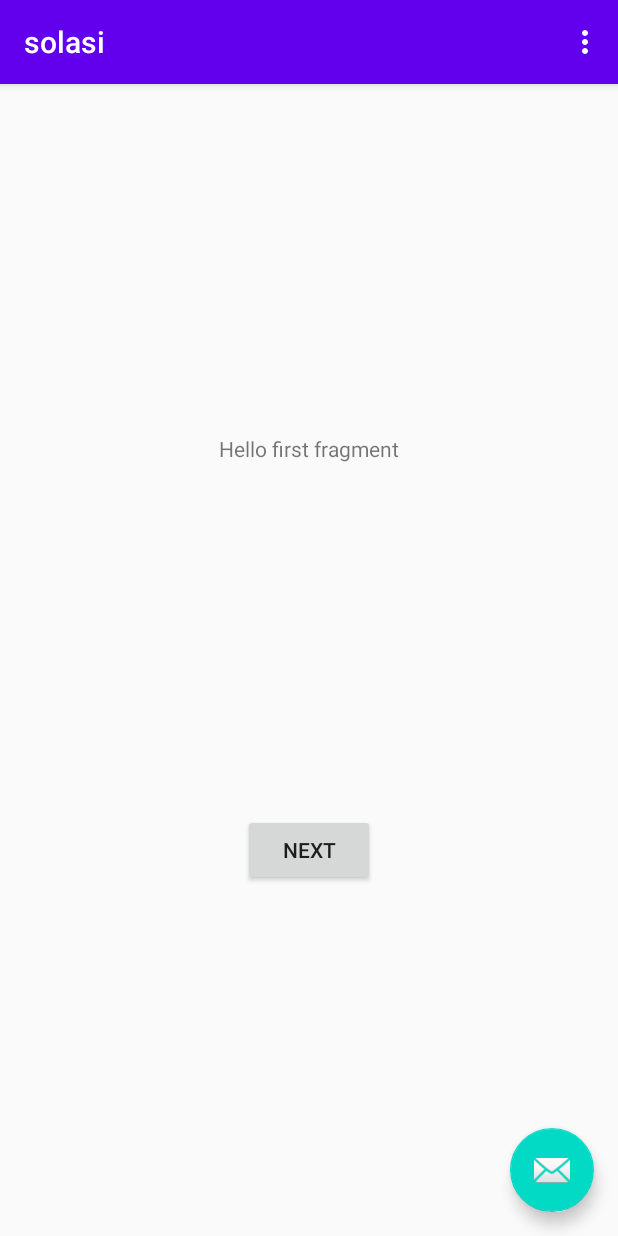
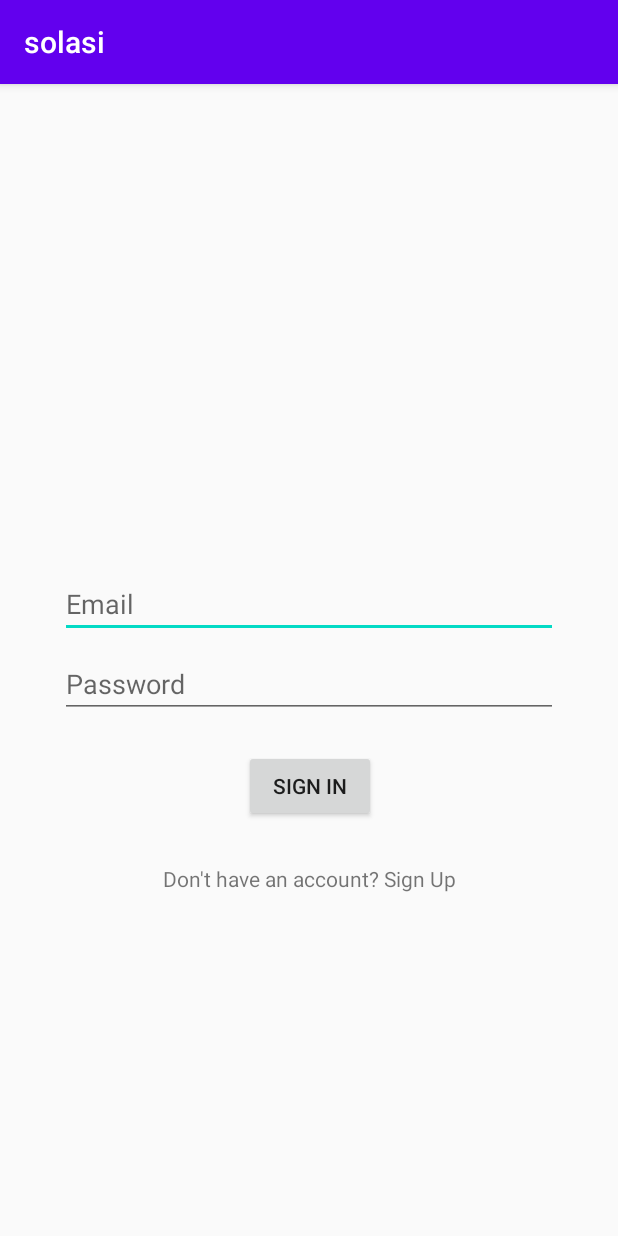
Before and after one commit to samuelmanalu/solasi, an Android app: the screen it shows after launch (MainActivity before the commit, AuthActivity after it), on a phone screen of 412 x 824 dp. Run offline under Robolectric (Android 15) with nearby library versions, the phone set to English and light mode, and no system bars; our stand-ins replace Firebase (no records; nobody signed in at launch, a user with empty details on screens opened directly).

Commit message:
Add sign in and sign up to SOLASI

```diff
--- a/app/build.gradle
+++ b/app/build.gradle
@@ -23,15 +23,19 @@ android {
     }
 }
 
+
 dependencies {
     implementation fileTree(dir: "libs", include: ["*.jar"])
     implementation platform('com.google.firebase:firebase-bom:25.12.0')
     implementation 'com.google.firebase:firebase-analytics'
+    implementation 'com.google.firebase:firebase-auth:19.4.0'
     implementation 'androidx.appcompat:appcompat:1.2.0'
     implementation 'com.google.android.material:material:1.2.1'
     implementation 'androidx.constraintlayout:constraintlayout:2.0.2'
     implementation 'androidx.navigation:navigation-fragment:2.3.0'
     implementation 'androidx.navigation:navigation-ui:2.3.0'
+    implementation 'androidx.annotation:annotation:1.1.0'
+    implementation 'androidx.lifecycle:lifecycle-extensions:2.2.0'
     testImplementation 'junit:junit:4.12'
     androidTestImplementation 'androidx.test.ext:junit:1.1.2'
     androidTestImplementation 'androidx.test.espresso:espresso-core:3.3.0'
--- /dev/null
+++ b/app/src/main/java/id/ac/ui/cs/mobileprogramming/samuel/solasi/AuthActivity.java
@@ -0,0 +1,170 @@
+package id.ac.ui.cs.mobileprogramming.samuel.solasi;
+
+import androidx.annotation.NonNull;
+import androidx.appcompat.app.AppCompatActivity;
+
+import android.os.Bundle;
+import android.util.Log;
+import android.util.Patterns;
+import android.view.View;
+import android.widget.Button;
+import android.widget.EditText;
+import android.widget.ProgressBar;
+import android.widget.TextView;
+import android.widget.Toast;
+
+import com.google.android.gms.tasks.OnCompleteListener;
+import com.google.android.gms.tasks.Task;
+import com.google.firebase.auth.AuthResult;
+import com.google.firebase.auth.FirebaseAuth;
+import com.google.firebase.auth.FirebaseUser;
+
+public class AuthActivity extends AppCompatActivity {
+
+    private static final String TAG = "AuthActivity";
+
+    private EditText emailTextEdit, passwordTextEdit;
+
+    private ProgressBar progressBar;
+
+    private TextView isSignUpTv;
+
+    private Button signUpBv;
+
+    private FirebaseAuth mAuth;
+
+    private FirebaseUser user;
+
+    private boolean isSignUp = false;
+
+    private String signUpPromt, singInPromt, signInButtonText, signUpButtonText;
+
+    @Override
+    protected void onCreate(Bundle savedInstanceState) {
+        super.onCreate(savedInstanceState);
+        setContentView(R.layout.activity_auth);
+
+        // Declare placeholder
+        emailTextEdit = findViewById(R.id.email);
+        passwordTextEdit = findViewById(R.id.password);
+        progressBar = findViewById(R.id.loading);
+        signUpBv = findViewById(R.id.sign_up_bv);
+        isSignUpTv = findViewById(R.id.textPromp);
+
+        // Load String resources
+        signUpPromt = getString(R.string.sign_up_prompt);
+        singInPromt = getString(R.string.sign_in_prompt);
+        signInButtonText = getString(R.string.action_sign_in_short);
+        signUpButtonText = getString(R.string.action_sign_up_short);
+
+        // Update state for sign in or sign up
+        updateSignUpToggleState();
+
+        // Initiate Firebase Authentication
+        mAuth = FirebaseAuth.getInstance();
+    }
+
+    private void registerUser() {
+        String emailValue = emailTextEdit.getText().toString().trim();
+        String passwordValue = passwordTextEdit.getText().toString().trim();
+
+        if (emailValue.isEmpty()) {
+            emailTextEdit.setError("Email is required");
+            emailTextEdit.requestFocus();
+            return;
+        }
+
+        if (!Patterns.EMAIL_ADDRESS.matcher(emailValue).matches()) {
+            emailTextEdit.setError("Please input the correct email");
+            emailTextEdit.requestFocus();
+            return;
+        }
+
+        if (passwordValue.isEmpty()) {
+            passwordTextEdit.setError("Password is required");
+            passwordTextEdit.requestFocus();
+            return;
+        }
+
+        if (passwordValue.length() < 8) {
+            passwordTextEdit.setError("Minimum password length is 8 digit");
+            passwordTextEdit.requestFocus();
+            return;
+        }
+
+        progressBar.setVisibility(View.VISIBLE);
+
+        mAuth.createUserWithEmailAndPassword(emailValue, passwordValue).addOnCompleteListener(new OnCompleteListener<AuthResult>() {
+            @Override
+            public void onComplete(@NonNull Task<AuthResult> task) {
+                if (task.isSuccessful()) {
+                    progressBar.setVisibility(View.GONE);
+                    Log.w(TAG, "Sign up complete");
+                    Toast.makeText(getApplicationContext(), "User registration successfull", Toast.LENGTH_SHORT);
+                }
+            }
+        });
+    }
+
+    public void toggleSignUp(View view) {
+        isSignUp = !isSignUp;
+        updateSignUpToggleState();
+    }
+
+    private void updateSignUpToggleState() {
+        if (isSignUp) {
+            isSignUpTv.setText(singInPromt);
+            signUpBv.setText(signUpButtonText);
+        } else {
+            isSignUpTv.setText(signUpPromt);
+            signUpBv.setText(signInButtonText);
+        }
+    }
+
+    private void signInUser() {
+        String emailValue = emailTextEdit.getText().toString().trim();
+        String passwordValue = passwordTextEdit.getText().toString().trim();
+
+        if (emailValue.isEmpty()) {
+            emailTextEdit.setError("Email is required");
+            emailTextEdit.requestFocus();
+            return;
+        }
+
+        if (!Patterns.EMAIL_ADDRESS.matcher(emailValue).matches()) {
+            emailTextEdit.setError("Please input the correct email");
+            emailTextEdit.requestFocus();
+            return;
+        }
+
+        if (passwordValue.isEmpty()) {
+            passwordTextEdit.setError("Password is required");
+            passwordTextEdit.requestFocus();
+            return;
+        }
+
+        progressBar.setVisibility(View.VISIBLE);
+
+        mAuth.signInWithEmailAndPassword(emailValue, passwordValue)
+                .addOnCompleteListener(new OnCompleteListener<AuthResult>() {
+                    @Override
+                    public void onComplete(@NonNull Task<AuthResult> task) {
+                        if (task.isSuccessful()) {
+                            progressBar.setVisibility(View.GONE);
+                            user = mAuth.getCurrentUser();
+                            Log.w(TAG, user.getEmail() + " logged in");
+                        }
+                    }
+                });
+    }
+
+    public void onSignUpButtonClicked(View view) {
+        if (isSignUp) {
+            registerUser();
+            return;
+        } else {
+            signInUser();
+            return;
+        }
+    }
+}
--- /dev/null
+++ b/app/src/main/res/layout/activity_auth.xml
@@ -0,0 +1,88 @@
+<?xml version="1.0" encoding="utf-8"?>
+<androidx.constraintlayout.widget.ConstraintLayout xmlns:android="http://schemas.android.com/apk/res/android"
+    xmlns:app="http://schemas.android.com/apk/res-auto"
+    xmlns:tools="http://schemas.android.com/tools"
+    android:id="@+id/container"
+    android:layout_width="match_parent"
+    android:layout_height="match_parent"
+    android:paddingLeft="@dimen/activity_horizontal_margin"
+    android:paddingTop="@dimen/activity_vertical_margin"
+    android:paddingRight="@dimen/activity_horizontal_margin"
+    android:paddingBottom="@dimen/activity_vertical_margin"
+    tools:context=".AuthActivity">
+
+    <EditText
+        android:id="@+id/email"
+        android:layout_width="0dp"
+        android:layout_height="wrap_content"
+        android:layout_marginStart="24dp"
+        android:layout_marginTop="308dp"
+        android:layout_marginEnd="24dp"
+        android:hint="@string/prompt_email"
+        android:inputType="textEmailAddress"
+        android:selectAllOnFocus="true"
+        app:layout_constraintEnd_toEndOf="parent"
+        app:layout_constraintStart_toStartOf="parent"
+        app:layout_constraintTop_toTopOf="parent" />
+
+    <Button
+        android:id="@+id/sign_up_bv"
+        android:layout_width="wrap_content"
+        android:layout_height="wrap_content"
+        android:layout_gravity="start"
+        android:layout_marginStart="48dp"
+        android:layout_marginTop="16dp"
+        android:layout_marginEnd="48dp"
+        android:layout_marginBottom="64dp"
+        android:enabled="true"
+        android:onClick="onSignUpButtonClicked"
+        app:layout_constraintBottom_toBottomOf="parent"
+        app:layout_constraintEnd_toEndOf="parent"
+        app:layout_constraintHorizontal_bias="0.503"
+        app:layout_constraintStart_toStartOf="parent"
+        app:layout_constraintTop_toBottomOf="@+id/password"
+        app:layout_constraintVertical_bias="0.027" />
+
+    <EditText
+        android:id="@+id/password"
+        android:layout_width="0dp"
+        android:layout_height="wrap_content"
+        android:layout_marginStart="24dp"
+        android:layout_marginTop="8dp"
+        android:layout_marginEnd="24dp"
+        android:hint="@string/prompt_password"
+        android:imeActionLabel="@string/action_sign_in_short"
+        android:imeOptions="actionDone"
+        android:inputType="textPassword"
+        android:selectAllOnFocus="true"
+        app:layout_constraintEnd_toEndOf="parent"
+        app:layout_constraintStart_toStartOf="parent"
+        app:layout_constraintTop_toBottomOf="@+id/email" />
+
+    <ProgressBar
+        android:id="@+id/loading"
+        android:layout_width="80dp"
+        android:layout_height="80dp"
+        android:layout_gravity="center"
+        android:layout_marginStart="32dp"
+        android:layout_marginTop="64dp"
+        android:layout_marginEnd="32dp"
+        android:layout_marginBottom="64dp"
+        android:visibility="gone"
+        app:layout_constraintBottom_toBottomOf="parent"
+        app:layout_constraintEnd_toEndOf="@+id/password"
+        app:layout_constraintStart_toStartOf="@+id/password"
+        app:layout_constraintTop_toTopOf="parent"
+        app:layout_constraintVertical_bias="0.3" />
+
+    <TextView
+        android:id="@+id/textPromp"
+        android:layout_width="wrap_content"
+        android:layout_height="wrap_content"
+        android:layout_marginTop="28dp"
+        android:onClick="toggleSignUp"
+        app:layout_constraintEnd_toEndOf="parent"
+        app:layout_constraintStart_toStartOf="parent"
+        app:layout_constraintTop_toBottomOf="@+id/sign_up_bv"
+        tools:ignore="MissingConstraints" />
+</androidx.constraintlayout.widget.ConstraintLayout>
--- a/app/src/main/res/values/dimens.xml
+++ b/app/src/main/res/values/dimens.xml
@@ -1,3 +1,6 @@
 <resources>
     <dimen name="fab_margin">16dp</dimen>
+    <!-- Default screen margins, per the Android Design guidelines. -->
+    <dimen name="activity_horizontal_margin">16dp</dimen>
+    <dimen name="activity_vertical_margin">16dp</dimen>
 </resources>
--- a/app/src/main/res/values/strings.xml
+++ b/app/src/main/res/values/strings.xml
@@ -9,4 +9,16 @@
 
     <string name="hello_first_fragment">Hello first fragment</string>
     <string name="hello_second_fragment">Hello second fragment. Arg: %1$s</string>
+    <string name="title_activity_login">LoginActivity</string>
+    <string name="prompt_email">Email</string>
+    <string name="prompt_password">Password</string>
+    <string name="action_sign_in">Sign in or register</string>
+    <string name="action_sign_in_short">Sign in</string>
+    <string name="action_sign_up_short">Sign Up</string>
+    <string name="welcome">"Welcome !"</string>
+    <string name="invalid_username">Not a valid username</string>
+    <string name="invalid_password">Password must be >5 characters</string>
+    <string name="login_failed">"Login failed"</string>
+    <string name="sign_in_prompt">Already have an account? Sign In</string>
+    <string name="sign_up_prompt">Don\'t have an account? Sign Up</string>
 </resources>
```
Also changed, not shown: app/src/main/AndroidManifest.xml (+9 -0 lines), app/src/main/java/id/ac/ui/cs/mobileprogramming/samuel/solasi/MainActivity.java (+11 -0 lines).
